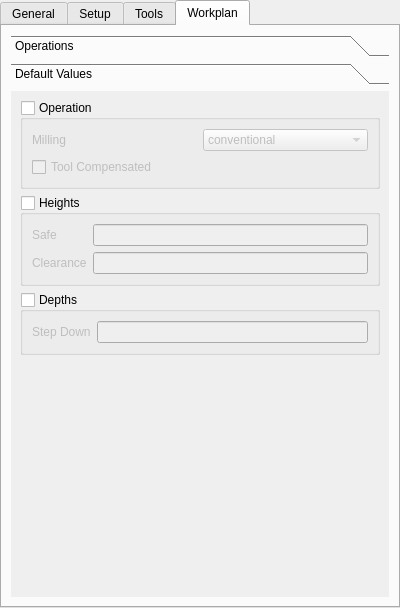
First picture: the form in src/Mod/Path/Gui/Resources/panels/PathEdit.ui, repository berndhahnebach/All_FreeCAD, before the edit.
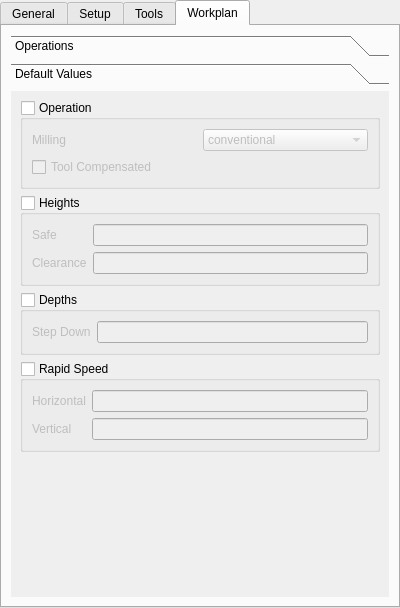
Second picture: the form after the edit. The open tabs and pages were chosen to show the change. Icons and pictures are not drawn. Custom widgets are drawn as their Qt base class.

Commit message: Added combined dialog for TC editing - refactored UI controller into separate class.

The edit to the form file:
```diff
--- a/src/Mod/Path/Gui/Resources/panels/PathEdit.ui
+++ b/src/Mod/Path/Gui/Resources/panels/PathEdit.ui
@@ -782,6 +782,46 @@
           </layout>
          </widget>
         </item>
+        <item>
+         <widget class="QGroupBox" name="groupBox">
+          <property name="title">
+           <string>Rapid Speed</string>
+          </property>
+          <property name="checkable">
+           <bool>true</bool>
+          </property>
+          <property name="checked">
+           <bool>false</bool>
+          </property>
+          <layout class="QFormLayout" name="formLayout">
+           <item row="0" column="0">
+            <widget class="QLabel" name="label_3">
+             <property name="text">
+              <string>Horizontal</string>
+             </property>
+            </widget>
+           </item>
+           <item row="0" column="1">
+            <widget class="Gui::InputField" name="lineEdit"/>
+           </item>
+           <item row="1" column="1">
+            <widget class="Gui::InputField" name="lineEdit_2"/>
+           </item>
+           <item row="1" column="0">
+            <widget class="QLabel" name="label_4">
+             <property name="text">
+              <string>Vertical</string>
+             </property>
+            </widget>
+           </item>
+          </layout>
+          <zorder>label_15</zorder>
+          <zorder>label_3</zorder>
+          <zorder>lineEdit</zorder>
+          <zorder>lineEdit_2</zorder>
+          <zorder>label_4</zorder>
+         </widget>
+        </item>
         <item>
          <spacer name="verticalSpacer_3">
           <property name="orientation">
```
Left out of the diff: 32 changed lines with no effect on the pictures. The commit also changes 5 other files.
